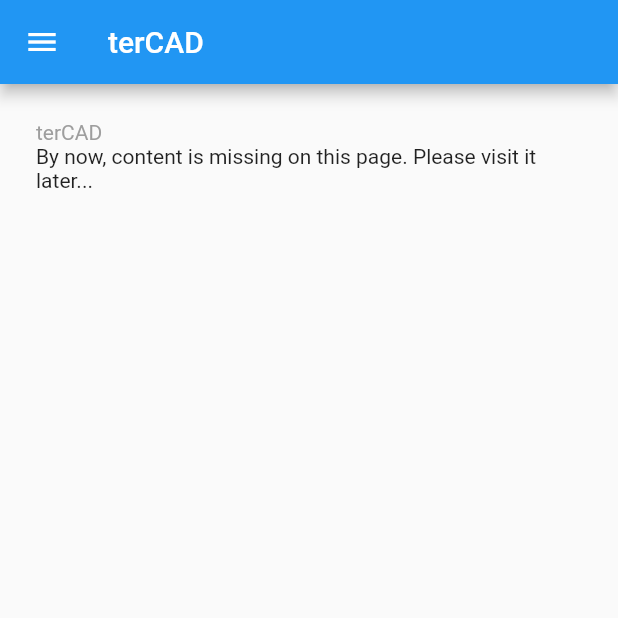
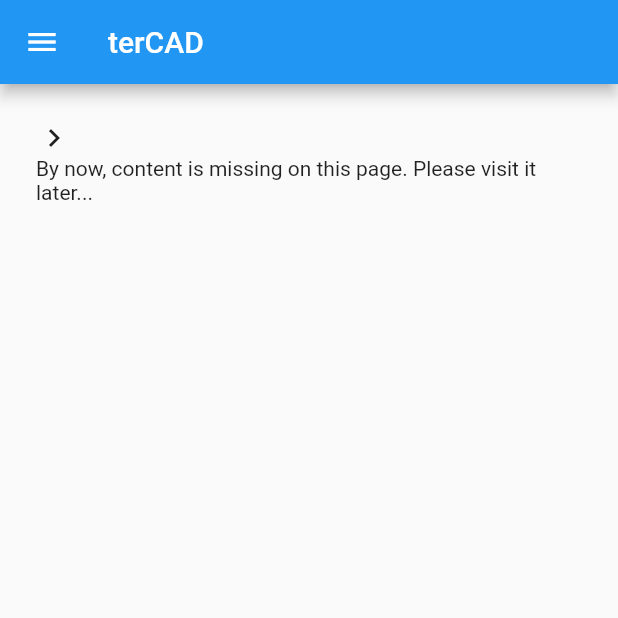
Before and after one commit to lyskouski/terCAD, a Flutter app: the screen it shows after launch, on a phone screen of 412 x 824 dp, the top half of it. Run offline on Flutter 3.47's test engine with Material 2 defaults, Android fonts, the phone set to English and light mode, and no system bars; drawn by our look-alikes of flutter_breadcrumb; generated files the repository leaves out were written again.

Commit message:
(#1) Update Flutter template to a basic view. Move content logic to content class

```diff
--- a/lib/content/main.dart
+++ b/lib/content/main.dart
@@ -6,8 +6,9 @@ import 'package:tercad/main_menu.dart';
 
 Scaffold getMainContent(BuildContext context, String? url) {
   var urlBreadCrumbs = (url ?? '').split('/');
+  String? title = url == '/' ? AppLocalizations.of(context)!.title : url;
   return Scaffold(
-    appBar: AppBar(title: Text(url ?? '')),
+    appBar: AppBar(title: Text(title ?? '')),
     body: Padding(
           padding: EdgeInsets.all(24),
           child: Column(
--- a/lib/main.dart
+++ b/lib/main.dart
@@ -33,12 +33,11 @@ class MyApp extends StatelessWidget {
 
 class RouteGenerator {
   static Route<dynamic> generateRoute(RouteSettings settings) {
-    final args = settings.arguments;
     return MaterialPageRoute(
       settings: settings,
       builder: (context) => getMainContent(
           context,
-          settings.name == '/' ? AppLocalizations.of(context)!.title : settings.name
+          settings.name
         )
     );
   }
```
